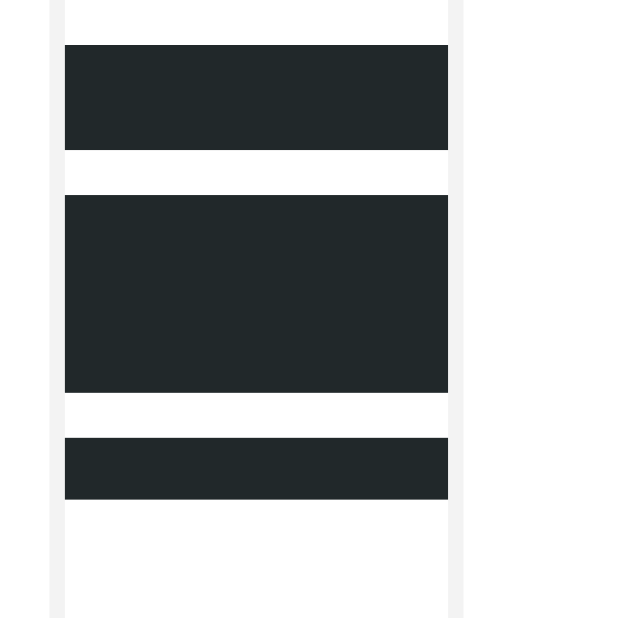
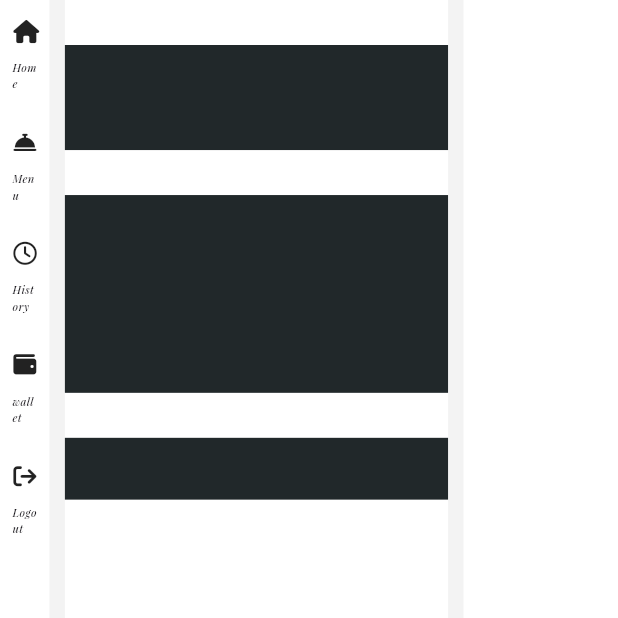
Before and after one commit to islam-911k/coffe-shop-web, a Flutter app: the screen it shows after launch, on a phone screen of 412 x 824 dp, the top half of it. Run offline on Flutter 3.47's test engine with Material 2 defaults, Android fonts, the phone set to English and light mode, and no system bars; our stand-ins replace flutter_feather_icons, font_awesome_flutter.

Commit message:
working on Side Bar Elements

```diff
--- /dev/null
+++ b/lib/Controller/SideBarElementsController.dart
@@ -0,0 +1,16 @@
+import 'package:flutter/material.dart';
+import 'package:flutter_feather_icons/flutter_feather_icons.dart';
+import 'package:font_awesome_flutter/font_awesome_flutter.dart';
+
+import '../Model/SideBarElenentsModel.dart';
+
+class SideBarElementController{
+  int selectContainerIndex = -1;
+  List<SideBarElementsModel> elements = [
+    SideBarElementsModel(icon: FontAwesomeIcons.house, title: 'Home'),
+    SideBarElementsModel(icon: FontAwesomeIcons.bellConcierge, title: 'Menu'),
+    SideBarElementsModel(icon: FontAwesomeIcons.clock, title: 'History'),
+    SideBarElementsModel(icon: FontAwesomeIcons.wallet, title: 'wallet'),
+    SideBarElementsModel(icon: FontAwesomeIcons.arrowRightFromBracket, title: 'Logout'),
+  ];
+}
--- /dev/null
+++ b/lib/Model/SideBarElenentsModel.dart
@@ -0,0 +1,9 @@
+import 'package:flutter/material.dart';
+
+class SideBarElementsModel{
+
+  final IconData icon;
+  final String title;
+
+  SideBarElementsModel({ required this.icon, required this.title, });
+}
--- /dev/null
+++ b/lib/Utilis/Widgets/Reusable/SideBarElements.dart
@@ -0,0 +1,29 @@
+import 'package:coffee_shop_on/Utilis/fonts_family/fonts_family.dart';
+import 'package:flutter/material.dart';
+
+import '../../colors/colors.dart';
+import '../../sizes/ScreenDeminsions/screenDimensions.dart';
+import '../../sizes/sizes.dart';
+class SideBarElement extends StatelessWidget {
+  final IconData myIcon;
+  final String title;
+  final bool isSelected;
+  final VoidCallback onPressed;
+  const SideBarElement({Key? key, required this.myIcon, required this.title, required this.isSelected, required this.onPressed}) : super(key: key);
+
+  @override
+  Widget build(BuildContext context) {
+    return GestureDetector(
+      onTap: onPressed,
+      child: Container(
+        width: ScreenDimensions.myScreenWidth(context) * AppSizes.sideBarElementContaniertWidth,
+        height: ScreenDimensions.myScreenHeight(context)* AppSizes.sideBarElementContaniertHeigt,
+        decoration: BoxDecoration(color:isSelected ? DarkColors.brown : LightColors.white,borderRadius: BorderRadius.circular(ScreenDimensions.averageDimension(context) *AppSizes.sideBarElementContanierRadius)),
+
+        child: Column(mainAxisAlignment:MainAxisAlignment.spaceEvenly, children: [
+          Icon(myIcon,size: ScreenDimensions.averageDimension(context) *AppSizes.sideBarIonsSize),
+          Text(title,style: TextStyle(fontFamily: AppFontsFamily.playfair,fontSize: ScreenDimensions.averageDimension(context) * AppSizes.sideBarElementTextSize),)],),
+      ),
+    );
+  }
+}
--- a/lib/Utilis/Widgets/Specific/SideBar.dart
+++ b/lib/Utilis/Widgets/Specific/SideBar.dart
@@ -1,9 +1,22 @@
+import 'package:coffee_shop_on/Controller/SideBarElementsController.dart';
+import 'package:coffee_shop_on/Model/SideBarElenentsModel.dart';
+import 'package:coffee_shop_on/Utilis/Widgets/Reusable/SideBarElements.dart';
 import 'package:coffee_shop_on/Utilis/colors/colors.dart';
 import 'package:coffee_shop_on/Utilis/sizes/ScreenDeminsions/screenDimensions.dart';
 import 'package:coffee_shop_on/Utilis/sizes/sizes.dart';
 import 'package:flutter/material.dart';
-class SideBar extends StatelessWidget {
+import 'package:font_awesome_flutter/font_awesome_flutter.dart';
+
+class SideBar extends StatefulWidget {
   const SideBar({Key? key}) : super(key: key);
+
+  @override
+  State<SideBar> createState() => SideBarState();
+}
+
+class SideBarState extends State<SideBar> {
+
+  SideBarElementController sideBarElementController = SideBarElementController();
 
   @override
   Widget build(BuildContext context) {
@@ -11,6 +24,18 @@ class SideBar extends StatelessWidget {
       width: ScreenDimensions.myScreenWidth(context) * AppSizes.sideBarWidth,
       height: ScreenDimensions.myScreenHeight(context),
       color: LightColors.white,
+      child: Column(
+          children: List.generate(sideBarElementController.elements.length, (index) {
+        return SideBarElement(
+            myIcon: sideBarElementController.elements[index].icon,
+            title:  sideBarElementController.elements[index].title,
+            isSelected: index ==  sideBarElementController.selectContainerIndex,
+            onPressed: () {
+              setState(() {
+                sideBarElementController.selectContainerIndex = index;
+              });
+            });
+      })),
     );
   }
 }
--- a/lib/Utilis/sizes/sizes.dart
+++ b/lib/Utilis/sizes/sizes.dart
@@ -5,6 +5,13 @@ class AppSizes {
   // SideBar
   static const double sideBarWidth = 0.08;
   static const double sideBarHeight = 1.0;
+
+  static const double sideBarElementContaniertWidth = 0.04;
+  static const double sideBarElementContaniertHeigt = 0.09;
+  static const double sideBarElementContanierRadius = 0.009;
+  static const double sideBarElementTextSize = 0.012;
+  static const double sideBarIonsSize = 0.025;
+
 
   /// middle container and its elements
   // main
@@ -43,8 +50,4 @@ class AppSizes {
 
    */
 
-
-
-
-
 }
```
Also changed, not shown: pubspec.yaml (+12 -10 lines), Assets/Fonts/Lobster-Regular.ttf (added), Assets/Fonts/Playfair/PlayfairDisplay-Bold.ttf (added), Assets/Fonts/Playfair/PlayfairDisplay-BoldItalic.ttf (added), Assets/Fonts/Playfair/PlayfairDisplay-Medium.ttf (added), Assets/Fonts/Playfair/PlayfairDisplay-MediumItalic.ttf (added), Assets/Fonts/Playfair/PlayfairDisplay-Regular.ttf (added), Assets/Fonts/Playfair/PlayfairDisplay-SemiBold.ttf (added), Assets/Fonts/Playfair/PlayfairDisplay-SemiBoldItalic.ttf (added), pubspec.lock.
